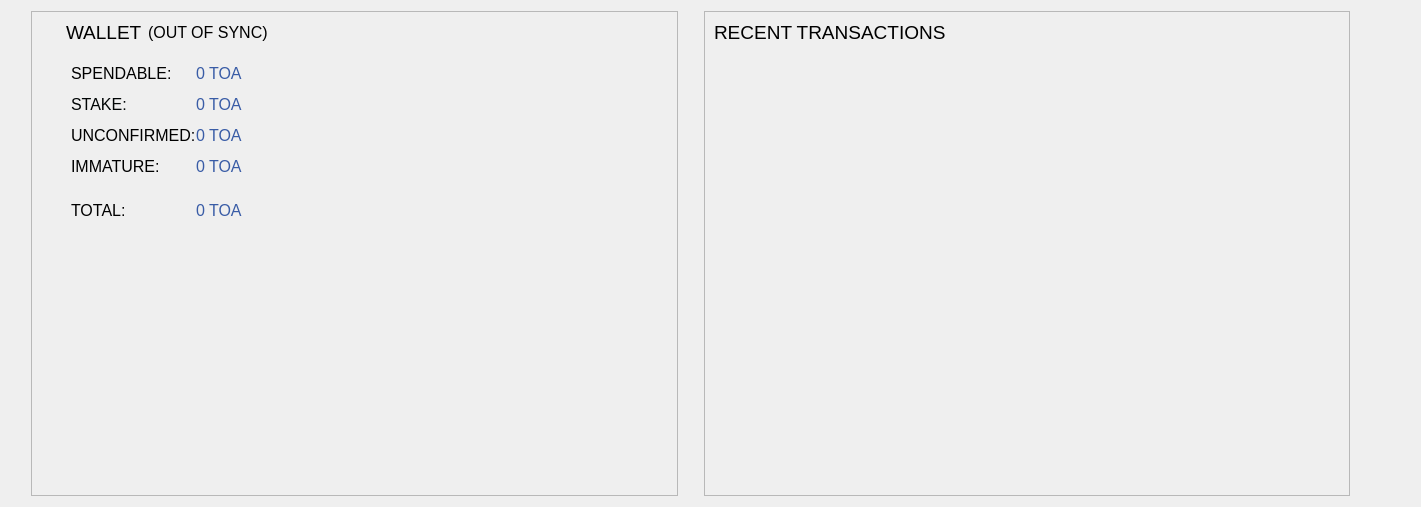
Old version of the form src/qt/forms/overviewpage.ui in the repository toacoin/TOA.
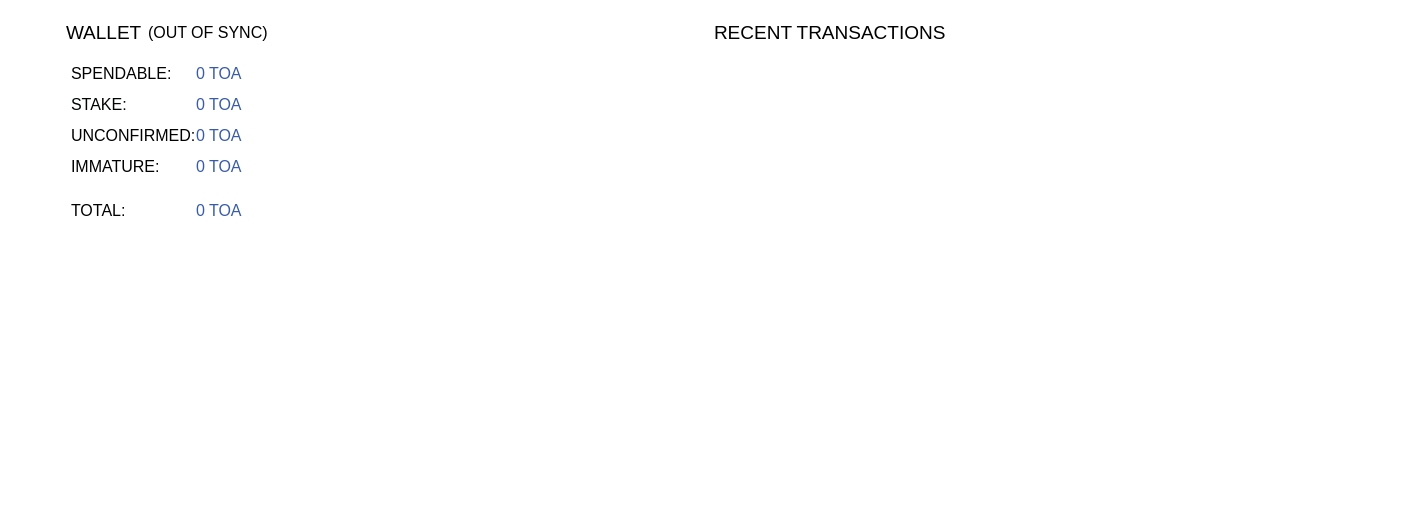
New version of the form. Icons and pictures are not drawn.

What changed in the file:
```diff
--- a/src/qt/forms/overviewpage.ui
+++ b/src/qt/forms/overviewpage.ui
@@ -28,7 +28,7 @@
    <bool>false</bool>
   </property>
   <property name="styleSheet">
-   <string notr="true"/>
+   <string notr="true">background:transparent;</string>
   </property>
   <layout class="QHBoxLayout" name="horizontalLayout" stretch="0,1,0,1,0">
    <item>
```
Left out of the diff: 2 changed lines with no effect on the pictures.
